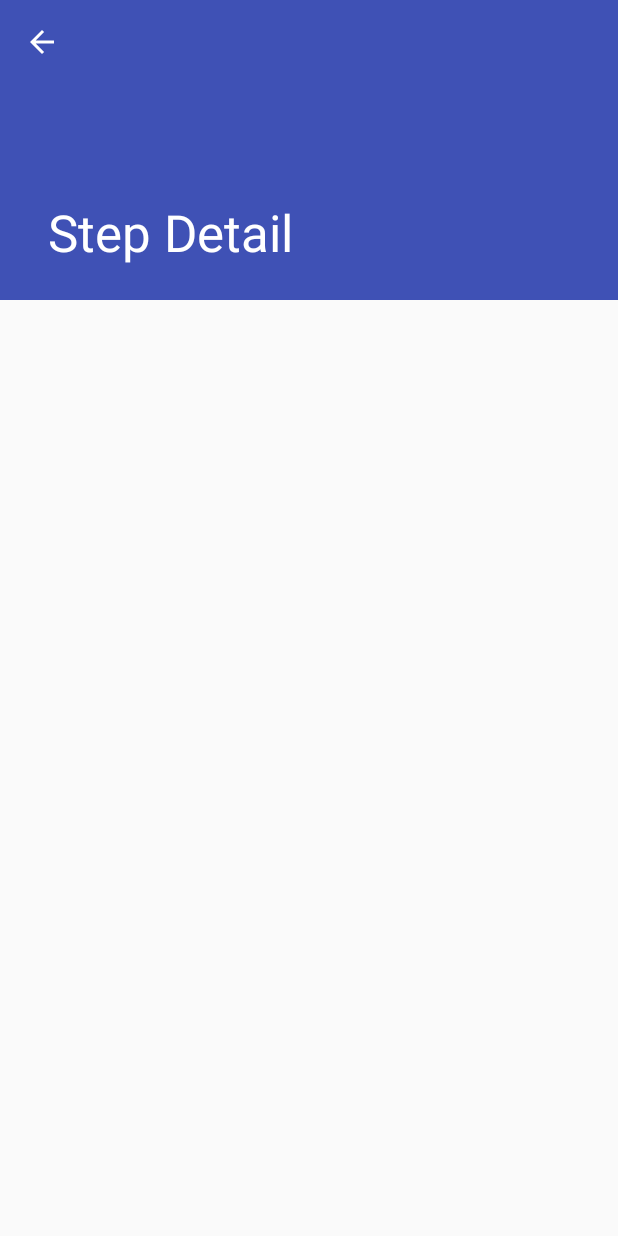
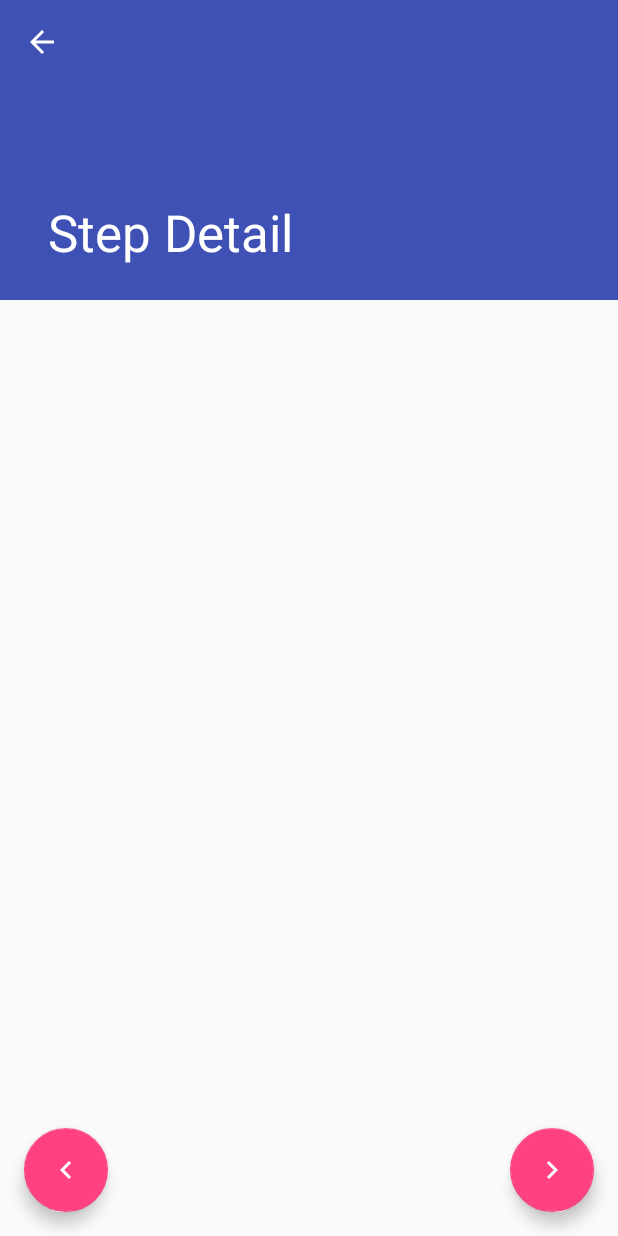
Before and after one commit to AndreeaMutu/baking-app, an Android app: the StepDetailActivity screen opened directly, with no data from a screen before it, on a phone screen of 412 x 824 dp. Run offline under Robolectric (Android 15) with nearby library versions, the phone set to English and light mode, and no system bars; our stand-ins replace ButterKnife.

Commit message:
add buttons for next and previous buttons

```diff
--- a/app/build.gradle
+++ b/app/build.gradle
@@ -38,9 +38,6 @@ dependencies {
     implementation "com.squareup.picasso:picasso:${picassoVersion}"
 
     implementation "com.jakewharton:butterknife:${butterknifeVersion}"
-    implementation 'com.android.support:support-v4:27.1.1'
-    implementation 'com.android.support:recyclerview-v7:27.1.1'
-    implementation 'com.android.support:design:27.1.1'
     annotationProcessor "com.jakewharton:butterknife-compiler:${butterknifeVersion}"
 
     testImplementation "junit:junit:${junitVersion}"
--- a/app/src/main/res/layout/activity_step_detail.xml
+++ b/app/src/main/res/layout/activity_step_detail.xml
@@ -39,6 +39,28 @@
         android:id="@+id/step_detail_container"
         android:layout_width="match_parent"
         android:layout_height="match_parent"
+        android:fillViewport="true"
         app:layout_behavior="@string/appbar_scrolling_view_behavior" />
 
+    <android.support.design.widget.FloatingActionButton
+        android:id="@+id/previousStepButton"
+        android:layout_width="wrap_content"
+        android:layout_height="wrap_content"
+        android:layout_margin="@dimen/margin_size"
+        android:clickable="true"
+        android:focusable="true"
+        android:src="@drawable/ic_navigate_before_white_24dp"
+        app:layout_anchor="@id/step_detail_container"
+        app:layout_anchorGravity="bottom|start" />
+
+    <android.support.design.widget.FloatingActionButton
+        android:id="@+id/nextStepButton"
+        android:layout_width="wrap_content"
+        android:layout_height="wrap_content"
+        android:layout_margin="@dimen/margin_size"
+        android:clickable="true"
+        android:focusable="true"
+        android:src="@drawable/ic_navigate_next_white_24dp"
+        app:layout_anchor="@id/step_detail_container"
+        app:layout_anchorGravity="bottom|end" />
 </android.support.design.widget.CoordinatorLayout>
```
Also changed, not shown: app/src/main/res/drawable-hdpi/ic_navigate_before_white_24dp.png (added), app/src/main/res/drawable-hdpi/ic_navigate_next_white_24dp.png (added), app/src/main/res/drawable-mdpi/ic_navigate_before_white_24dp.png (added), app/src/main/res/drawable-mdpi/ic_navigate_next_white_24dp.png (added), app/src/main/res/drawable-xhdpi/ic_navigate_before_white_24dp.png (added), app/src/main/res/drawable-xhdpi/ic_navigate_next_white_24dp.png (added), app/src/main/res/drawable-xxhdpi/ic_navigate_before_white_24dp.png (added), app/src/main/res/drawable-xxhdpi/ic_navigate_next_white_24dp.png (added), app/src/main/res/drawable-xxxhdpi/ic_navigate_before_white_24dp.png (added), app/src/main/res/drawable-xxxhdpi/ic_navigate_next_white_24dp.png (added).
